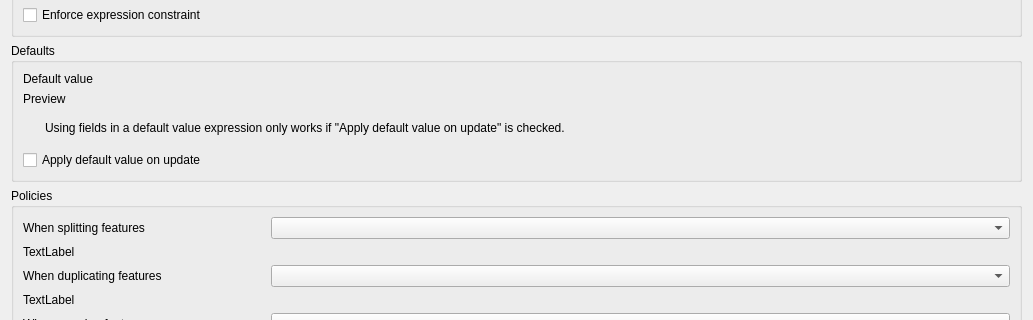
This is src/ui/attributeformconfig/qgsattributetypeedit.ui in qgis/QGIS as Qt 5 draws it before an edit; both pictures show x 0 to 1033 and y 380 to 700 of the 1033 by 880 pixel window. The edited form follows.
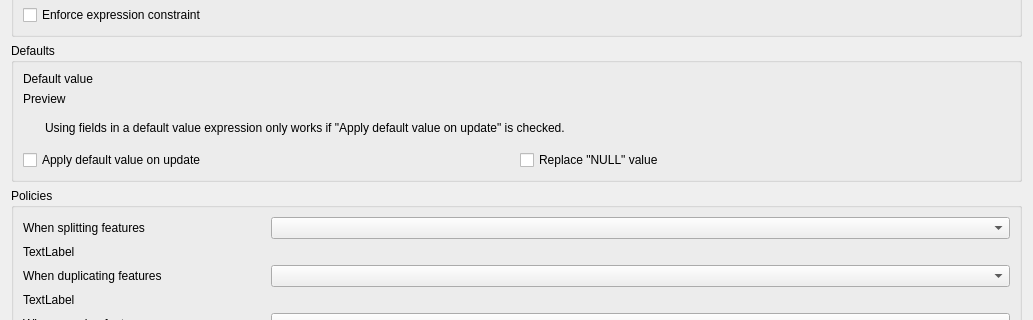
This is the edited form. Icons and pictures are not drawn. Custom widgets are drawn as their Qt base class.

Commit message:
Checkbox for replacing null value.
Removal of button add null value under table, introduction of checkbox replace null value. Changes to the behaviour of the combobox for choosing a value. Fixes qgis#45088 and qgis#59387

The edit to the form file:
```diff
--- a/src/ui/attributeformconfig/qgsattributetypeedit.ui
+++ b/src/ui/attributeformconfig/qgsattributetypeedit.ui
@@ -265,7 +265,7 @@
         </layout>
        </widget>
       </item>
-      <item row="8" column="0" colspan="2">
+      <item row="8" column="0">
        <widget class="QCheckBox" name="mApplyDefaultValueOnUpdateCheckBox">
         <property name="toolTip">
          <string>&lt;p&gt;With this option checked, the default value will not only be used when the feature is first created, but also whenever a feature's attribute or geometry is changed.&lt;/p&gt;&lt;p&gt;This is often useful for a last_modified timestamp or to record the username that last modified the feature.&lt;/p&gt;</string>
@@ -275,6 +275,16 @@
         </property>
        </widget>
       </item>
+      <item row="8" column="1">
+       <widget class="QCheckBox" name="mReplaceNullValueCheckBox">
+        <property name="toolTip">
+         <string>&amp;lt;p&amp;gt;Use the default value to replace the &quot;NULL&quot; value which is always available when no default  value is defined.&amp;lt;/p&amp;gt;</string>
+        </property>
+        <property name="text">
+         <string>Replace &quot;NULL&quot; value</string>
+        </property>
+       </widget>
+      </item>
      </layout>
     </widget>
    </item>
```
The commit also changes 11 other files.
